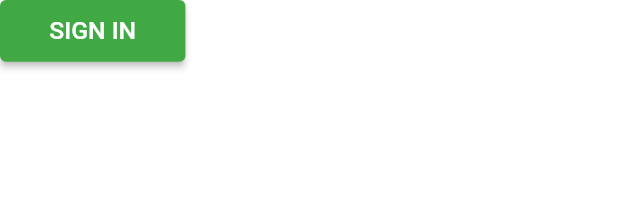
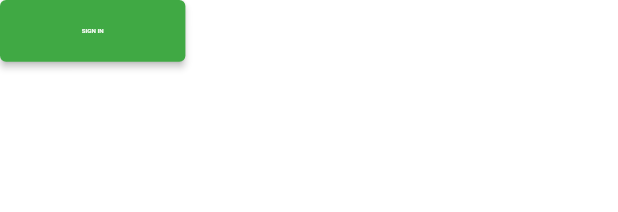
Before and after one commit to asfandyr380/mainstore, a Flutter app: the CustomButton widget shown alone on an empty page, opened directly, on a phone screen of 412 x 824 dp. Shown: the top 212 px of the screen. Run offline on Flutter 3.47's test engine with Material 2 defaults, Android fonts, the light colour scheme and no system bars; our stand-ins replace cloud_firestore, firebase_auth, firebase_core, flutter_breadcrumb, font_awesome_flutter, get_it and 7 more; missing offline and left inert: dart_ipify; accounts and stored records are empty; network calls fail.

Commit message:
Button Size Fixed

```diff
--- a/main_store/lib/View/Widgets/custom_button.dart
+++ b/main_store/lib/View/Widgets/custom_button.dart
@@ -40,7 +40,7 @@ class CustomButton extends StatelessWidget {
             : Text(
                 label,
                 style: TextStyle(
-                  fontSize: SizeConfig.blockSizeHorizontal * 4,
+                  fontSize: SizeConfig.blockSizeHorizontal * 1,
                 ),
               ),
       ),
```
